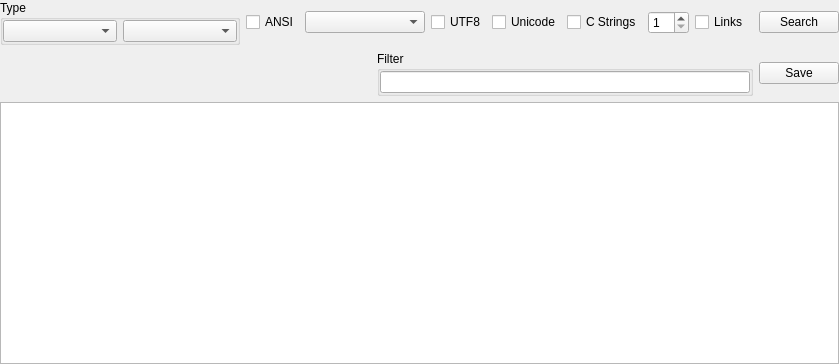
Qt form SearchStrings/searchstringswidget.ui (horsicq/FormatWidgets) before a commit.
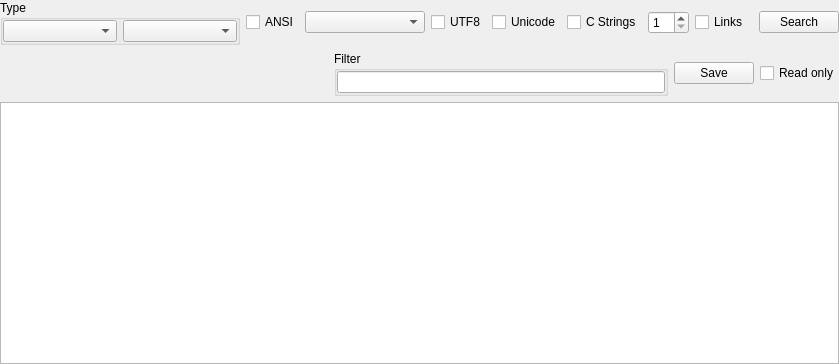
The same form after that commit.

Diff of the .ui file:
```diff
--- a/SearchStrings/searchstringswidget.ui
+++ b/SearchStrings/searchstringswidget.ui
@@ -181,6 +181,13 @@
        </property>
       </widget>
      </item>
+     <item>
+      <widget class="QCheckBox" name="checkBoxReadonly">
+       <property name="text">
+        <string>Read only</string>
+       </property>
+      </widget>
+     </item>
     </layout>
    </item>
    <item>
```
